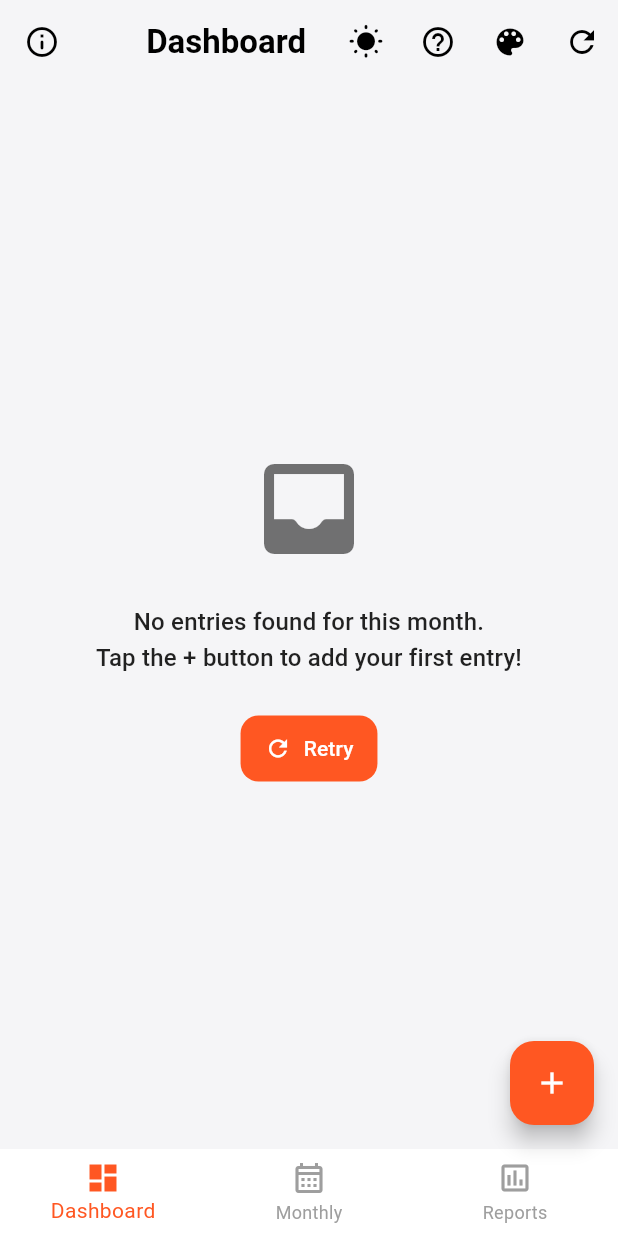
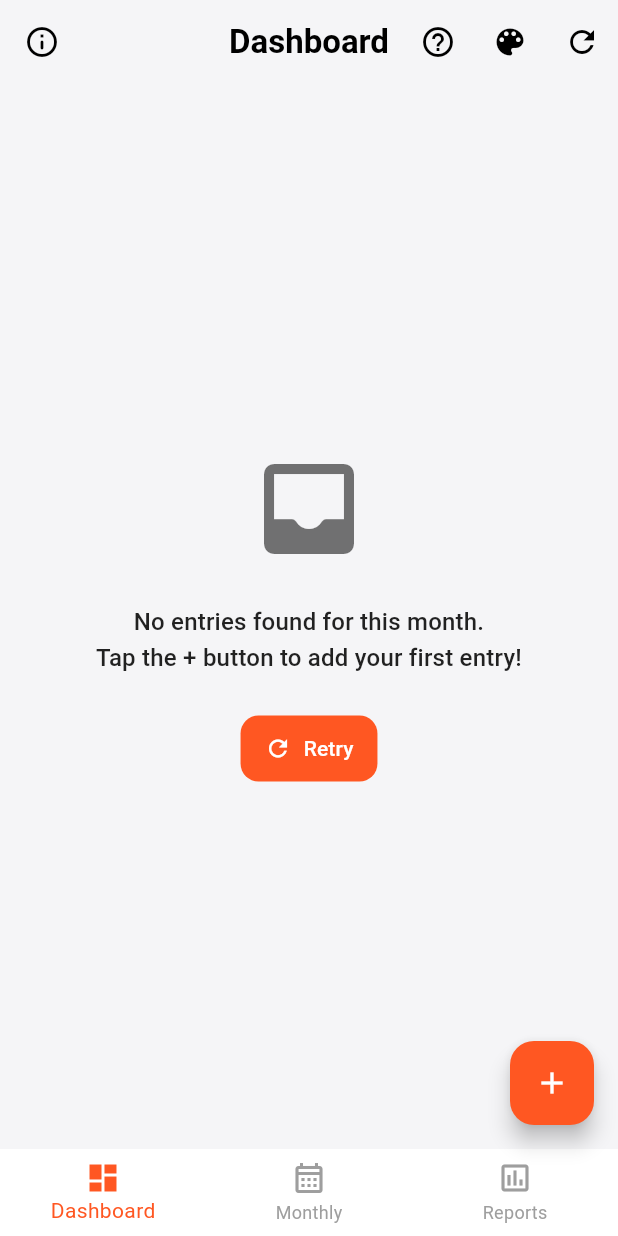
Before and after one commit to suvojit213/Dishtv-Agent-Trackerapp, a Flutter app: the screen it shows after launch, on a phone screen of 412 x 824 dp. Run offline on Flutter 3.47's test engine with Material 3 defaults, Android fonts, the phone set to English and light mode, and no system bars; our stand-ins replace csv, equatable, fl_chart, flutter_bloc, pdf, percent_indicator and 4 more; accounts and stored records are empty.

Commit message:
feat: Remove dark/light mode button and refine theme logic

```diff
--- a/lib/main.dart
+++ b/lib/main.dart
@@ -62,6 +62,10 @@ class MyApp extends StatelessWidget {
             ThemeMode themeMode;
 
             switch (appThemeMode) {
+              case AppThemeMode.system:
+                selectedTheme = AppTheme.lightTheme; // Default theme for system mode, actual theme determined by system brightness
+                themeMode = ThemeMode.system;
+                break;
               case AppThemeMode.light:
                 selectedTheme = AppTheme.lightTheme;
                 themeMode = ThemeMode.light;
@@ -72,24 +76,23 @@ class MyApp extends StatelessWidget {
                 break;
               case AppThemeMode.blue:
                 selectedTheme = AppTheme.blueTheme;
-                themeMode = ThemeMode.light; // Assuming blueTheme is light-based
+                themeMode = selectedTheme.brightness == Brightness.dark ? ThemeMode.dark : ThemeMode.light;
                 break;
               case AppThemeMode.green:
                 selectedTheme = AppTheme.greenTheme;
-                themeMode = ThemeMode.light; // Assuming greenTheme is light-based
+                themeMode = selectedTheme.brightness == Brightness.dark ? ThemeMode.dark : ThemeMode.light;
                 break;
               case AppThemeMode.purple:
                 selectedTheme = AppTheme.purpleTheme;
-                themeMode = ThemeMode.light;
+                themeMode = selectedTheme.brightness == Brightness.dark ? ThemeMode.dark : ThemeMode.light;
                 break;
               case AppThemeMode.red:
                 selectedTheme = AppTheme.redTheme;
+                themeMode = selectedTheme.brightness == Brightness.dark ? ThemeMode.dark : ThemeMode.light;
+                break;
+              default: // Fallback for any unhandled AppThemeMode, though all are handled now
+                selectedTheme = AppTheme.lightTheme;
                 themeMode = ThemeMode.light;
-                break;
-              case AppThemeMode.system:
-              default:
-                selectedTheme = AppTheme.lightTheme; // Default to light if system is not explicitly handled
-                themeMode = ThemeMode.system;
                 break;
             }
 
--- a/lib/presentation/common/widgets/animated_theme_switcher.dart
+++ /dev/null
@@ -1,38 +0,0 @@
-import 'package:flutter/material.dart';
-import 'package:flutter_bloc/flutter_bloc.dart';
-import 'package:dishtv_agent_tracker/core/constants/app_enums.dart';
-import 'package:dishtv_agent_tracker/presentation/common/theme/theme_cubit.dart';
-
-class AnimatedThemeSwitcher extends StatelessWidget {
-  const AnimatedThemeSwitcher({Key? key}) : super(key: key);
-
-  @override
-  Widget build(BuildContext context) {
-    return BlocBuilder<ThemeCubit, AppThemeMode>(
-      builder: (context, appThemeMode) {
-        return IconButton(
-          splashRadius: 20.0,
-          icon: AnimatedSwitcher(
-            duration: const Duration(milliseconds: 300),
-            transitionBuilder: (Widget child, Animation<double> animation) {
-              return RotationTransition(
-                turns: animation,
-                child: ScaleTransition(scale: animation, child: child),
-              );
-            },
-            child: appThemeMode == AppThemeMode.dark
-                ? const Icon(Icons.nightlight_round, key: ValueKey('moon'))
-                : const Icon(Icons.wb_sunny_rounded, key: ValueKey('sun')),
-          ),
-          onPressed: () {
-            if (appThemeMode == AppThemeMode.dark) {
-              context.read<ThemeCubit>().setTheme(AppThemeMode.light);
-            } else {
-              context.read<ThemeCubit>().setTheme(AppThemeMode.dark);
-            }
-          },
-        );
-      },
-    );
-  }
-}
--- a/lib/presentation/features/dashboard/widgets/dashboard_screen.dart
+++ b/lib/presentation/features/dashboard/widgets/dashboard_screen.dart
@@ -69,7 +69,6 @@ class DashboardView extends StatelessWidget {
           onPressed: () => _showAboutDialog(context),
         ),
         actions: [
-          const AnimatedThemeSwitcher(),
           IconButton(
             icon: const Icon(Icons.help_outline),
             onPressed: () => Navigator.pushNamed(context, AppRouter.faqRoute),
```
